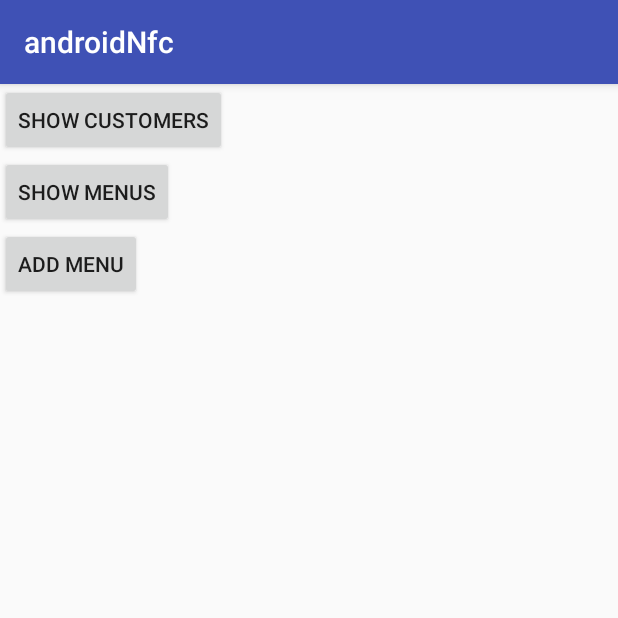
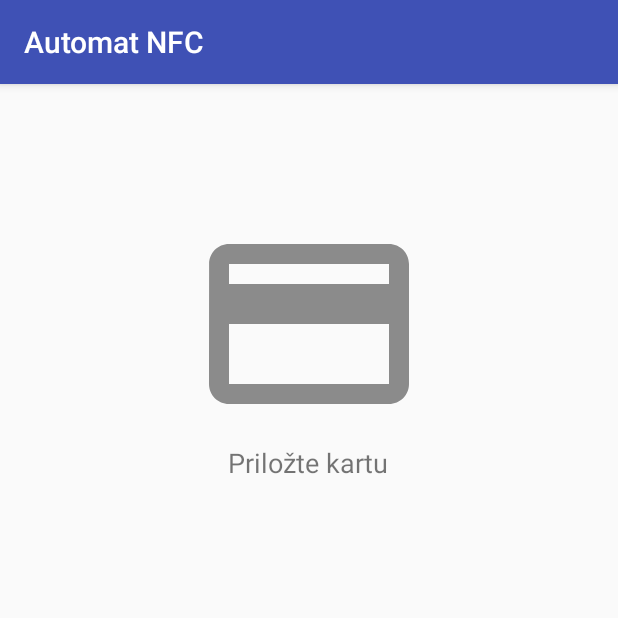
Before and after one commit to xkovacikm/AndroidNfcReader, an Android app: the screen it shows after launch (MainActivity before the commit, FirstActivity after it), on a phone screen of 412 x 824 dp, the top half of it. Run offline under Robolectric (Android 15) with nearby library versions, the phone set to English and light mode, and no system bars.

Commit message:
uvodna aktivita + zobrazenie menu po prilozeni karty

```diff
--- /dev/null
+++ b/app/src/main/java/com/example/demeterovci/androidnfc/FirstActivity.java
@@ -0,0 +1,109 @@
+package com.example.demeterovci.androidnfc;
+
+import android.app.PendingIntent;
+import android.content.Intent;
+import android.content.IntentFilter;
+import android.nfc.NfcAdapter;
+import android.nfc.Tag;
+import android.os.Bundle;
+import android.support.v7.app.AppCompatActivity;
+import android.widget.Toast;
+
+import com.example.demeterovci.androidnfc.db.Connection;
+import com.example.demeterovci.androidnfc.db.Customer;
+
+import java.util.Arrays;
+
+public class FirstActivity extends AppCompatActivity {
+    private NfcAdapter mNfcAdapter;
+    private Connection db = new Connection(this);
+
+
+    @Override
+    protected void onCreate(Bundle savedInstanceState) {
+        super.onCreate(savedInstanceState);
+        setContentView(R.layout.activity_first);
+
+        initNFC();
+    }
+
+    @Override
+    protected void onResume() {
+        super.onResume();
+        IntentFilter tagDetected = new IntentFilter(NfcAdapter.ACTION_TAG_DISCOVERED);
+        IntentFilter ndefDetected = new IntentFilter(NfcAdapter.ACTION_NDEF_DISCOVERED);
+        IntentFilter techDetected = new IntentFilter(NfcAdapter.ACTION_TECH_DISCOVERED);
+        IntentFilter[] nfcIntentFilter = new IntentFilter[]{techDetected,tagDetected,ndefDetected};
+
+        PendingIntent pendingIntent = PendingIntent.getActivity(
+                this, 0, new Intent(this, getClass()).addFlags(Intent.FLAG_ACTIVITY_SINGLE_TOP), 0);
+        if(mNfcAdapter!= null)
+            mNfcAdapter.enableForegroundDispatch(this, pendingIntent, nfcIntentFilter, null);
+
+    }
+
+    @Override
+    protected void onNewIntent(Intent intent) {
+        Tag tag = intent.getParcelableExtra(NfcAdapter.EXTRA_TAG);
+
+        //Log.d(TAG, "onNewIntent: "+intent.getAction());
+
+        if(tag != null) {
+            Toast.makeText(this, getString(R.string.message_tag_detected), Toast.LENGTH_SHORT).show();
+            String id_card = bytearray2intarray(intent.getByteArrayExtra(NfcAdapter.EXTRA_ID));
+
+            if(id_card != null){
+                Customer customer = this.db.getCustomerByCardId(id_card);
+
+                if(customer.getCard_id() != null){
+                    /* @todo Vyber menu alebo editacia alebo vyber menu? Neviem aky chceme flow appky */
+                    Intent showOffer = new Intent(this, MainActivity.class);
+
+                    showOffer.putExtra("id_card", id_card);
+                    startActivity(showOffer);
+                }
+                else{
+                    /*Start CustomerAddActivity*/
+                    Intent customerAdd = new Intent(this, CustomerAddActivity.class);
+                    customerAdd.putExtra("id_card", id_card);
+                    startActivity(customerAdd);
+
+                }
+            }
+            else{
+                Toast.makeText(this, getString(R.string.empty_card_number), Toast.LENGTH_SHORT).show();
+            }
+        }
+    }
+
+    private void initNFC(){
+        mNfcAdapter = NfcAdapter.getDefaultAdapter(this);
+    }
+
+    String ByteArrayToHexString(byte [] inarray)
+    {
+        int i, j, in;
+        String [] hex = {"0","1","2","3","4","5","6","7","8","9","A","B","C","D","E","F"};
+        String out= "";
+
+        for(j = 0 ; j < inarray.length ; ++j)
+        {
+            in = (int) inarray[j] & 0xff;
+            i = (in >> 4) & 0x0f;
+            out += hex[i];
+            i = in & 0x0f;
+            out += hex[i];
+        }
+        return out;
+    }
+
+
+    public String bytearray2intarray(byte[] barray)
+    {
+        int[] iarray = new int[barray.length];
+        int i = 0;
+        for (byte b : barray)
+            iarray[i++] = b & 0xff;
+        return Arrays.toString(iarray).replace("[", "").replace("]", "").replace(", ", "");
+    }
+}
--- /dev/null
+++ b/app/src/main/res/drawable/ic_credit_card_black.xml
@@ -0,0 +1,4 @@
+<vector android:height="160dp" android:viewportHeight="24.0"
+    android:viewportWidth="24.0" android:width="160dp" xmlns:android="http://schemas.android.com/apk/res/android">
+    <path android:fillColor="@color/colorGrayForCard" android:pathData="M20,4L4,4c-1.11,0 -1.99,0.89 -1.99,2L2,18c0,1.11 0.89,2 2,2h16c1.11,0 2,-0.89 2,-2L22,6c0,-1.11 -0.89,-2 -2,-2zM20,18L4,18v-6h16v6zM20,8L4,8L4,6h16v2z"/>
+</vector>
--- /dev/null
+++ b/app/src/main/res/layout/activity_first.xml
@@ -0,0 +1,22 @@
+<?xml version="1.0" encoding="utf-8"?>
+<LinearLayout xmlns:android="http://schemas.android.com/apk/res/android"
+    xmlns:tools="http://schemas.android.com/tools"
+    android:layout_width="match_parent"
+    android:layout_height="match_parent"
+    android:orientation="vertical"
+    tools:context="com.example.demeterovci.androidnfc.FirstActivity">
+
+    <ImageView
+        android:layout_width="wrap_content"
+        android:layout_height="wrap_content"
+        android:src="@drawable/ic_credit_card_black"
+        android:layout_gravity="center"
+        android:layout_marginTop="80dp"/>
+
+    <TextView
+        android:layout_width="wrap_content"
+        android:layout_height="wrap_content"
+        android:text="@string/putCard"
+        android:layout_gravity="center"
+        android:textSize="18sp"/>
+</LinearLayout>
--- a/app/src/main/res/values/colors.xml
+++ b/app/src/main/res/values/colors.xml
@@ -3,4 +3,5 @@
     <color name="colorPrimary">#3F51B5</color>
     <color name="colorPrimaryDark">#303F9F</color>
     <color name="colorAccent">#FF4081</color>
+    <color name="colorGrayForCard">#8b8b8b</color>
 </resources>
--- a/app/src/main/res/values/strings.xml
+++ b/app/src/main/res/values/strings.xml
@@ -1,9 +1,11 @@
 <resources>
-    <string name="app_name">androidNfc</string>
+    <string name="app_name">Automat NFC</string>
     <string name="message_tag_detected">Prečítaná karta</string>
     <string name="empty_card_number">Nečitateľné číslo karty, skúste znova!</string>
     <string name="deposit_hint_message">Vklad</string>
-    <string name="card_hint_message">Číslo karty</string>
+    <string name="card_hint_message">Číslo karty:</string>
+    <string name="credit_hint_message">Výška kreditu:</string>
     <string name="save_customer">Uložiť zákazníka</string>
+    <string name="putCard">Priložte kartu</string>
 
 </resources>
```
Also changed, not shown: app/src/main/AndroidManifest.xml (+17 -8 lines), app/src/main/java/com/example/demeterovci/androidnfc/CustomerAddActivity.java (+8 -5 lines), app/src/main/java/com/example/demeterovci/androidnfc/MainActivity.java (+21 -84 lines), app/src/main/res/layout/activity_main.xml (+46 -2 lines).
